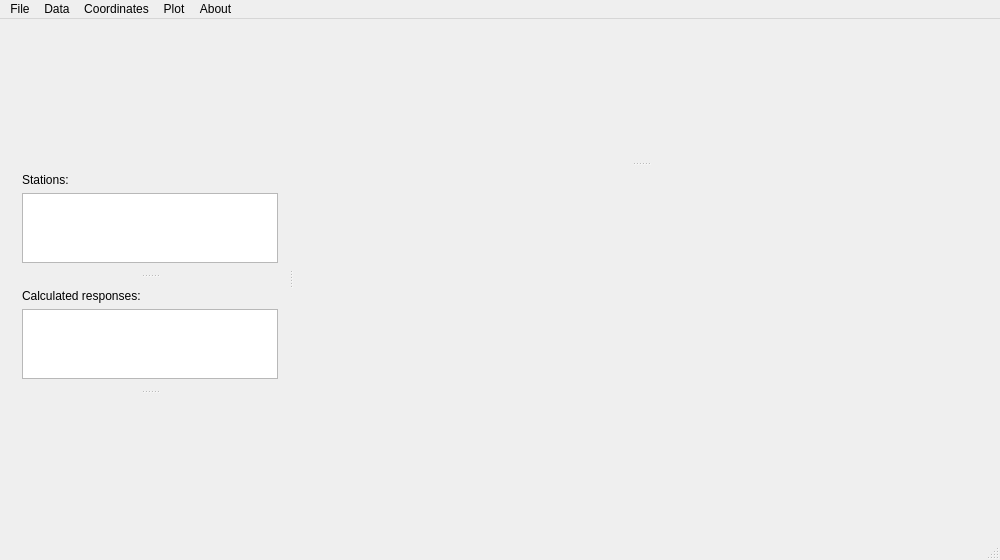
Qt form mainwindow.ui (GoFEM/EDITools) before a commit.
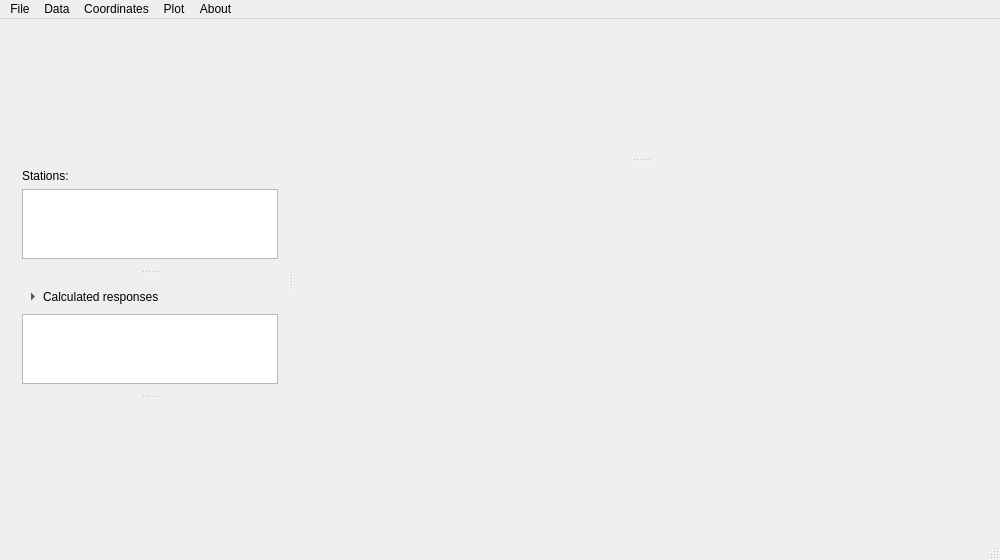
The same form after that commit. Custom widgets are drawn as their Qt base class.

What changed in the file:
```diff
--- a/mainwindow.ui
+++ b/mainwindow.ui
@@ -54,12 +54,27 @@
          </item>
         </layout>
        </widget>
-       <widget class="QWidget" name="layoutWidget">
+       <widget class="QWidget" name="responsesPanel">
         <layout class="QVBoxLayout" name="verticalLayout_2">
          <item>
-          <widget class="QLabel" name="label_2">
+          <widget class="QToolButton" name="responsesToggle">
            <property name="text">
-            <string>Calculated responses:</string>
+            <string>Calculated responses</string>
+           </property>
+           <property name="toolTip">
+            <string>Expand or collapse calculated responses. Load responses from the File menu.</string>
+           </property>
+           <property name="checkable">
+            <bool>true</bool>
+           </property>
+           <property name="toolButtonStyle">
+            <enum>Qt::ToolButtonTextBesideIcon</enum>
+           </property>
+           <property name="autoRaise">
+            <bool>true</bool>
+           </property>
+           <property name="arrowType">
+            <enum>Qt::RightArrow</enum>
            </property>
           </widget>
          </item>
```
Left out of the diff: 2 changed lines with no effect on the pictures.
